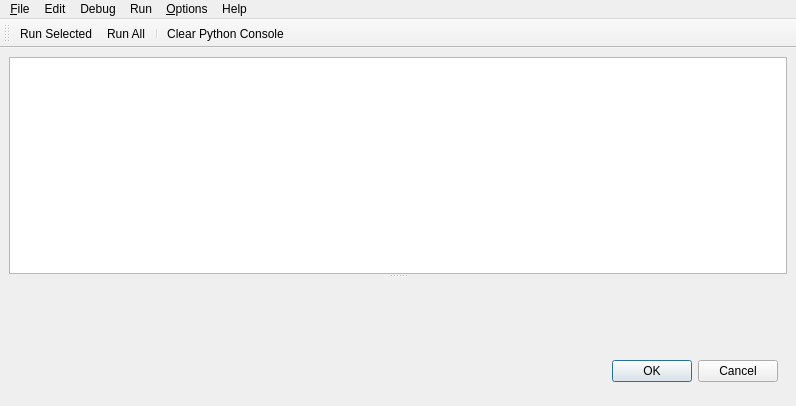
The window that preditor/gui/ui/loggerwindow.ui (blurstudio/PrEditor) describes before a commit, drawn with Qt 5.
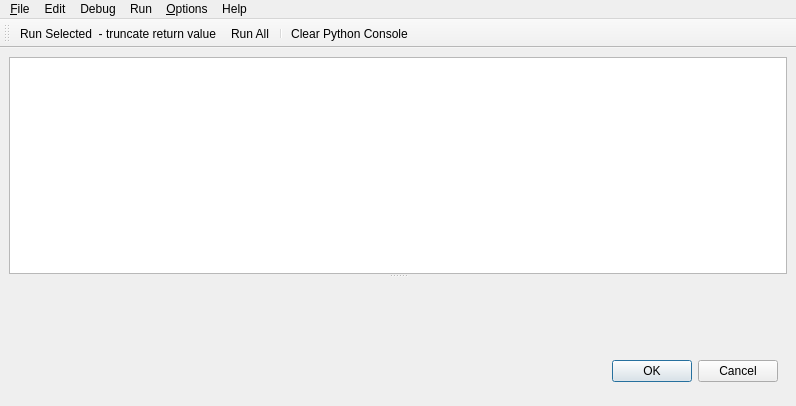
The same window after the commit. Custom widgets are drawn as their Qt base class.

Commit message: Add new shortcut to execute selected without truncating output

What changed in the file:
```diff
--- a/preditor/gui/ui/loggerwindow.ui
+++ b/preditor/gui/ui/loggerwindow.ui
@@ -417,7 +417,7 @@
   </action>
   <action name="uiRunAllACT">
    <property name="text">
-    <string>Run All...</string>
+    <string>Run All</string>
    </property>
    <property name="toolTip">
     <string>Run all code from the current workbox</string>
@@ -433,7 +433,7 @@
   </action>
   <action name="uiRunSelectedACT">
    <property name="text">
-    <string>Run Selected...</string>
+    <string>Run Selected  - truncate return value</string>
    </property>
    <property name="toolTip">
     <string>&lt;html&gt;&lt;head/&gt;&lt;body&gt;&lt;p&gt;Run some code from the current workbox. If you have text selected, only the selected text is run. With no text selected, the current line is run. You can also use the Number Pad Enter key to activate this.&lt;/p&gt;&lt;/body&gt;&lt;/html&gt;</string>
```
Left out of the diff: 6 changed lines with no effect on the pictures. The commit also changes 3 other files.
